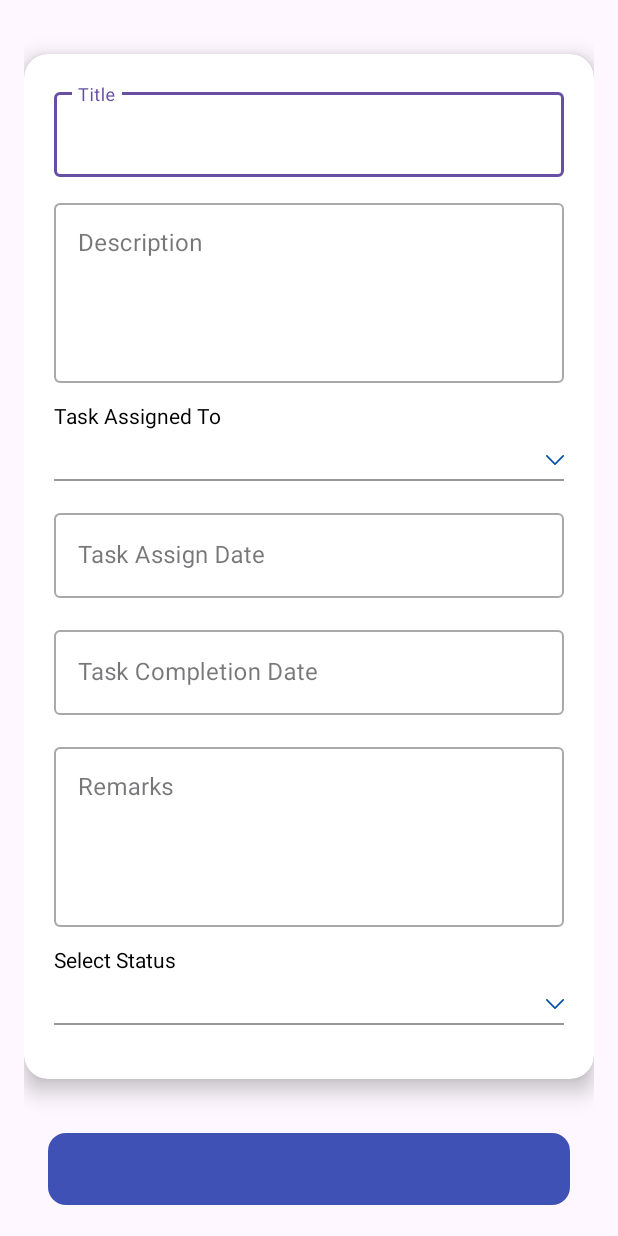
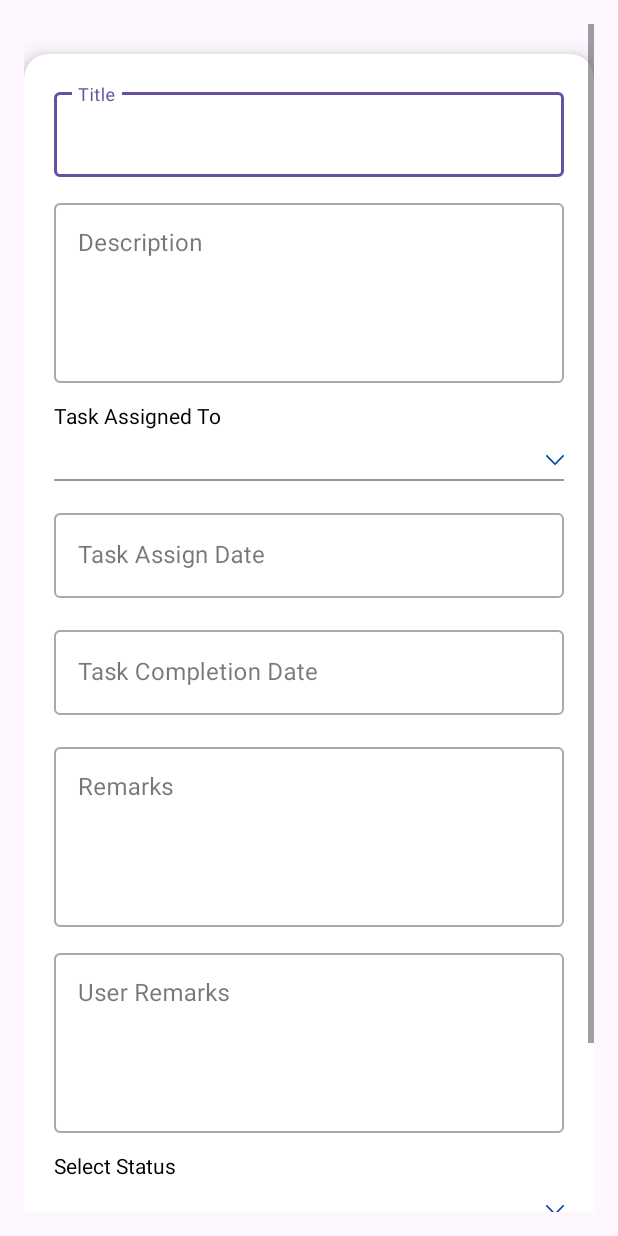
Before and after one commit to bhoikaran/task-management, an Android app: the layout activity_admin_new_task.xml on its own in the app's theme, with its tools: preview values and no code run, on a phone screen of 412 x 824 dp. Run offline under Robolectric (Android 15) with nearby library versions, the phone set to English and light mode, and no system bars.

Commit message:
Changes in User side status update and some bug fixes in Admin task management. Also some design changes for Task.

```diff
--- a/app/src/main/java/com/example/taskmanagement/viewmodel/LoginViewModel.kt
+++ b/app/src/main/java/com/example/taskmanagement/viewmodel/LoginViewModel.kt
@@ -16,9 +16,9 @@ class LoginViewModel(private val repository: AuthRepository) : ViewModel() {
     val loginResult: LiveData<Result<UserModel>> = _loginResult
 
     // bound via DataBinding
-//    var observableEmail: ObservableString = ObservableString("kbhoi775@gmail.com")
+    var observableEmail: ObservableString = ObservableString("kbhoi775@gmail.com")
 //    var observableEmail: ObservableString = ObservableString("bhoikaran135@gmail.com")
-    var observableEmail: ObservableString = ObservableString("hellobhoikaran@gmail.com")
+//    var observableEmail: ObservableString = ObservableString("hellobhoikaran@gmail.com")
     var observablePassword: ObservableString = ObservableString("admin@123")
 
     fun login() {
--- a/app/src/main/java/com/example/taskmanagement/viewmodel/UserViewModel.kt
+++ b/app/src/main/java/com/example/taskmanagement/viewmodel/UserViewModel.kt
@@ -5,10 +5,8 @@ import androidx.lifecycle.LiveData
 import androidx.lifecycle.MediatorLiveData
 import androidx.lifecycle.MutableLiveData
 import androidx.lifecycle.ViewModel
-import androidx.lifecycle.asLiveData
 import androidx.lifecycle.viewModelScope
 import com.example.taskmanagement.model.TaskModel
-import com.example.taskmanagement.model.UserModel
 import com.example.taskmanagement.repository.FirestoreTaskRepository
 import kotlinx.coroutines.Dispatchers
 import kotlinx.coroutines.launch
--- a/app/src/main/res/layout/activity_admin_new_task.xml
+++ b/app/src/main/res/layout/activity_admin_new_task.xml
@@ -158,6 +158,25 @@
                                 android:inputType="textMultiLine" />
                         </com.google.android.material.textfield.TextInputLayout>
 
+
+                        <com.google.android.material.textfield.TextInputLayout
+                            style="@style/Widget.MaterialComponents.TextInputLayout.OutlinedBox"
+                            android:layout_width="match_parent"
+                            android:layout_height="wrap_content"
+                            android:hint="@string/user_remarks"
+                            android:layout_marginBottom="12dp"
+                            android:visibility="@{viewModel.editMode ? View.VISIBLE : View.GONE}">
+
+                            <com.google.android.material.textfield.TextInputEditText
+                                android:id="@+id/etUserRemark"
+                                android:layout_width="match_parent"
+                                android:layout_height="120dp"
+                                android:gravity="top"
+                                android:enabled="false"
+                                android:inputType="textMultiLine" />
+                        </com.google.android.material.textfield.TextInputLayout>
+
+
                         <!-- Select Status -->
                         <TextView
                             android:layout_width="match_parent"
--- a/app/src/main/res/values/strings.xml
+++ b/app/src/main/res/values/strings.xml
@@ -25,6 +25,7 @@
     <string name="task_assigned_to">Task Assigned To</string>
     <string name="description">Description</string>
     <string name="remarks">Remarks</string>
+    <string name="user_remarks">User Remarks</string>
     <string name="title">Title</string>
     <string name="completion_date">Completion Date:</string>
     <string name="assign_date">Assign Date:</string>
```
Also changed, not shown: app/src/main/java/com/example/taskmanagement/AdminNewTaskActivity.kt (+11 -5 lines), app/src/main/java/com/example/taskmanagement/UserNewTaskActivity.kt (+23 -8 lines).
